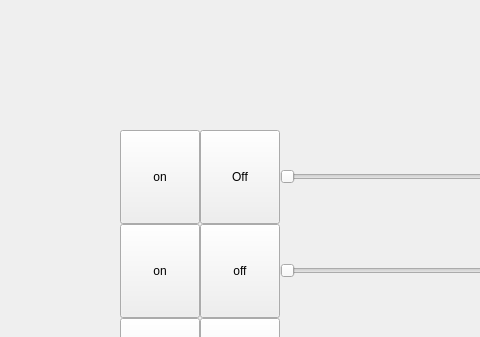
Qt form src/mainmenu.ui (CraignRush/IslandRacer) before a commit; both pictures show x 270 to 750 and y 0 to 337 of the 1000 by 600 pixel window.
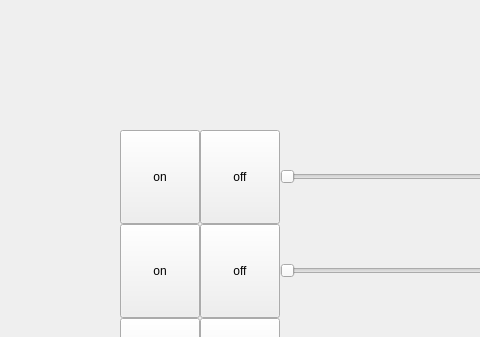
The same form after that commit. The open tabs and pages were chosen to show the change.

Commit message: Silder in settings is now set to the corresponding value if push buttons are clicked

```diff
--- a/src/mainmenu.ui
+++ b/src/mainmenu.ui
@@ -2223,7 +2223,7 @@
            </sizepolicy>
           </property>
           <property name="text">
-           <string>Off</string>
+           <string>off</string>
           </property>
          </widget>
         </item>
```
Left out of the diff: 2 changed lines with no effect on the pictures. The commit also changes 1 other file.
